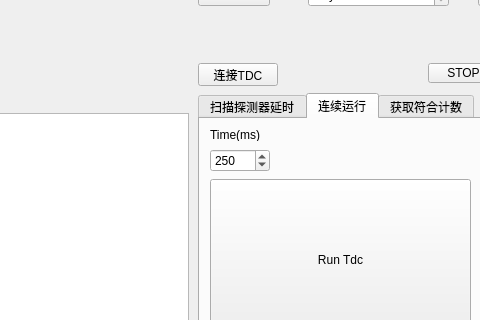
Qt form source/mainwindow.ui (WhiteChimney/ModePairingTest_v1) before a commit; both pictures show x 202 to 682 and y 189 to 509 of the 1240 by 600 pixel window.
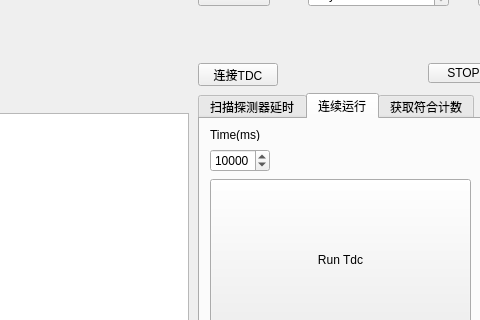
The same form after that commit. Custom widgets are drawn as their Qt base class.

Commit message: 不记得改了干啥了

Diff of the .ui file:
```diff
--- a/source/mainwindow.ui
+++ b/source/mainwindow.ui
@@ -555,10 +555,10 @@
        <number>0</number>
       </property>
       <property name="maximum">
-       <number>2000</number>
+       <number>20000</number>
       </property>
       <property name="value">
-       <number>250</number>
+       <number>10000</number>
       </property>
      </widget>
      <widget class="QPushButton" name="btnRunTdcConti">
```
The commit also changes 2 other files.
